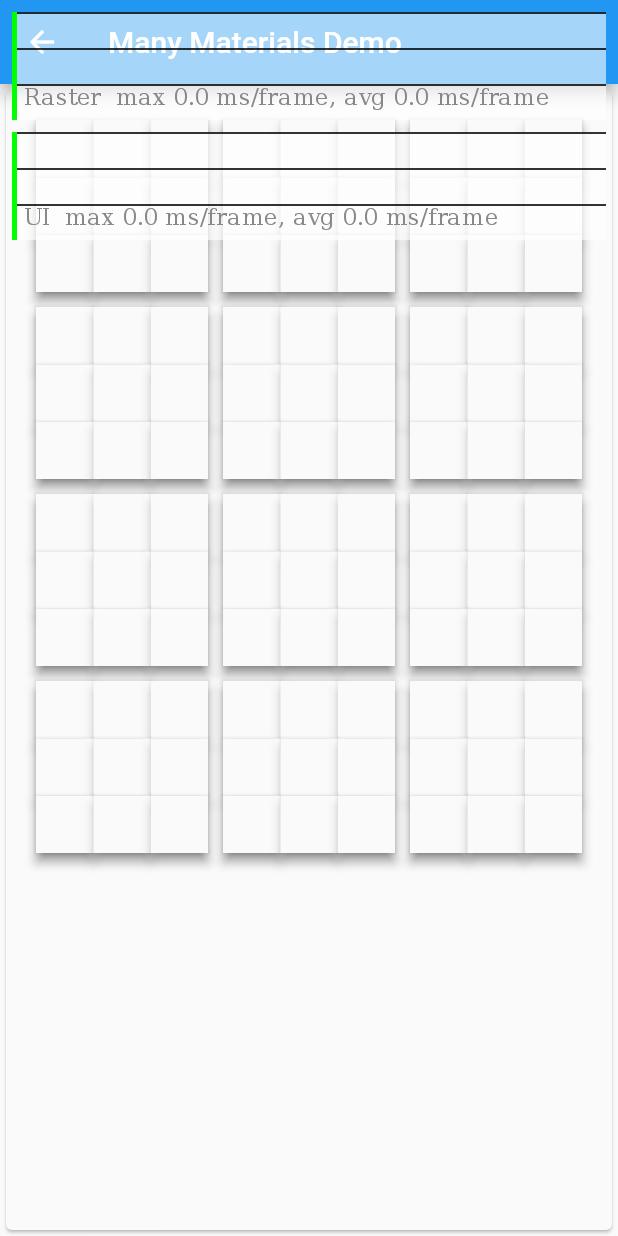
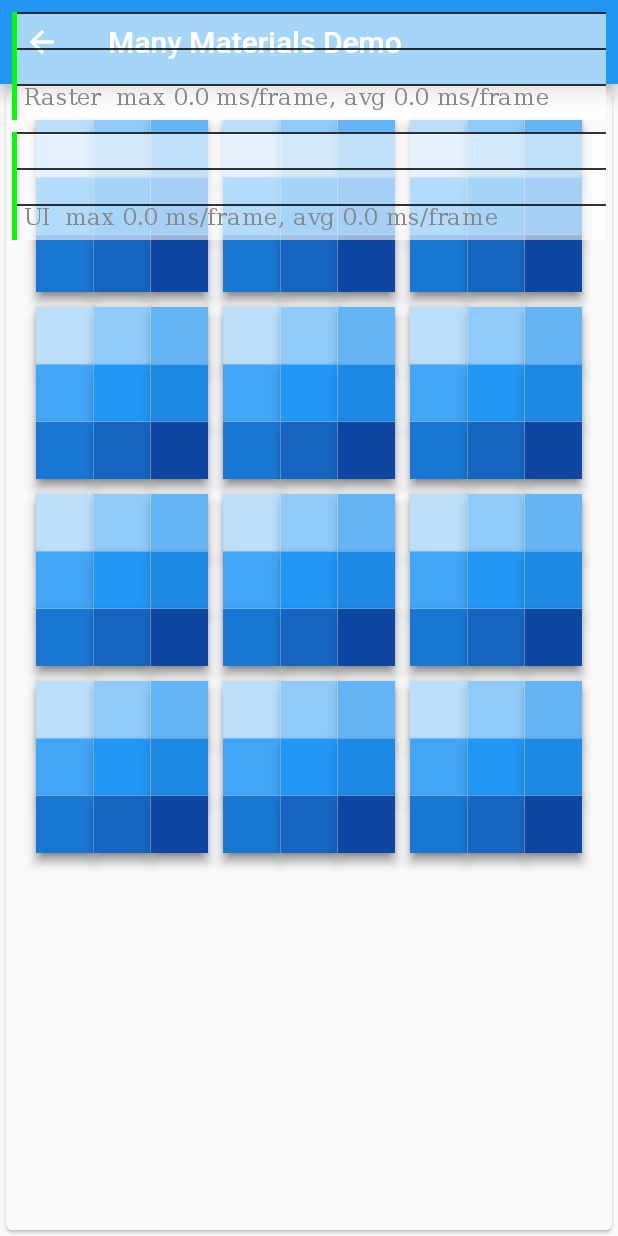
Before and after one commit to InMatrix/perf_diagnosis_demo, a Flutter app: the ManyMaterialsDemo screen opened directly, on a phone screen of 412 x 824 dp. Run offline on Flutter 3.47's test engine with Material 2 defaults, Android fonts, the phone set to English and light mode, and no system bars.

Commit message:
Add a demo of having too many Material widgets

```diff
--- a/lib/many_materials_demo.dart
+++ b/lib/many_materials_demo.dart
@@ -89,6 +89,8 @@ class PaddingAnimation extends StatelessWidget {
 }
 
 class GridInGrid extends StatelessWidget {
+  final colorList = getColorList();
+
   @override
   Widget build(BuildContext context) {
     return Material(
@@ -102,7 +104,7 @@ class GridInGrid extends StatelessWidget {
             (i) => Material(
                   elevation: 3.0,
                   child: Container(
-                    color: color_list[i],
+                    color: colorList[i],
                   ),
                 ),
           ),
```
